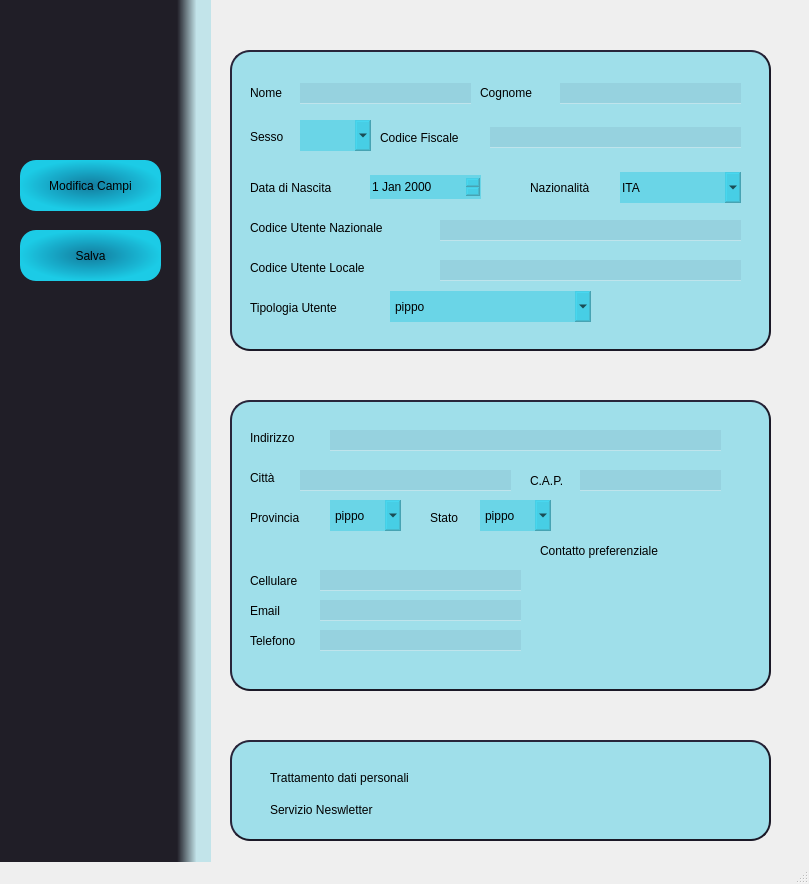
Before: the Qt Designer form designer/SchedaUtenteView/SchedaUtenteView.ui in begbaj/babelib, drawn with Qt 5.
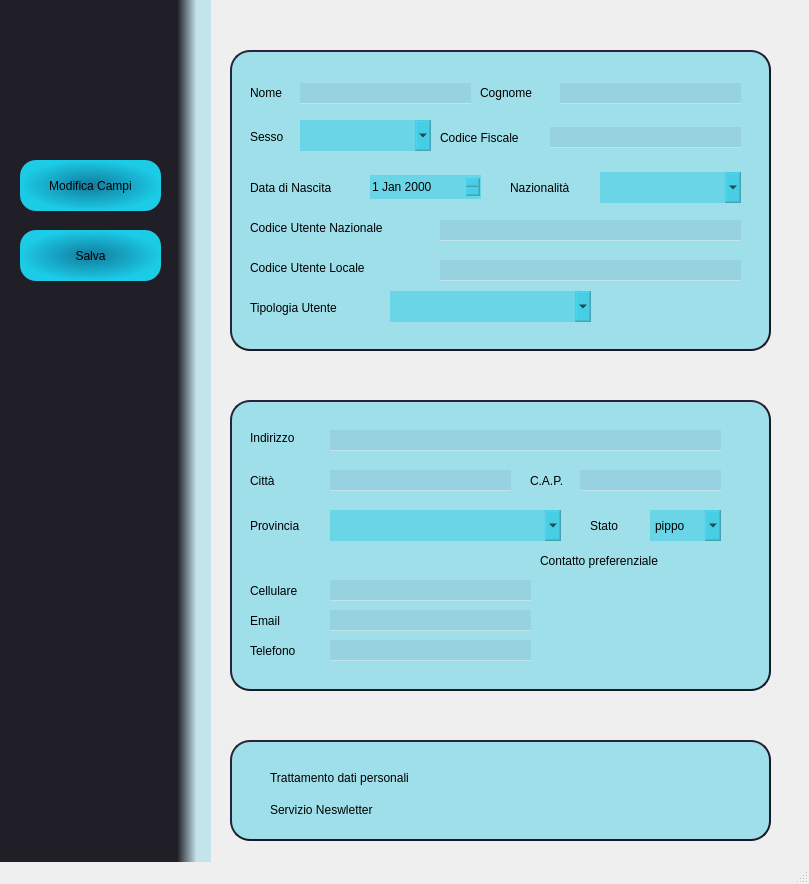
After: the same form once the commit is applied. Icons and pictures are not drawn.

Commit message: combo box aggiunte

```diff
--- a/designer/SchedaUtenteView/SchedaUtenteView.ui
+++ b/designer/SchedaUtenteView/SchedaUtenteView.ui
@@ -207,7 +207,7 @@
     <widget class="QLabel" name="natureLabel">
      <property name="geometry">
       <rect>
-       <x>150</x>
+       <x>210</x>
        <y>80</y>
        <width>111</width>
        <height>16</height>
@@ -263,7 +263,7 @@
       <rect>
        <x>70</x>
        <y>70</y>
-       <width>71</width>
+       <width>131</width>
        <height>31</height>
       </rect>
      </property>
@@ -274,6 +274,11 @@
      <property name="editable">
       <bool>true</bool>
      </property>
+     <item>
+      <property name="text">
+       <string/>
+      </property>
+     </item>
     </widget>
     <widget class="QLineEdit" name="nameField">
      <property name="geometry">
@@ -331,9 +336,9 @@
     <widget class="QLineEdit" name="fiscalcodeField">
      <property name="geometry">
       <rect>
-       <x>260</x>
+       <x>320</x>
        <y>77</y>
-       <width>251</width>
+       <width>191</width>
        <height>21</height>
       </rect>
      </property>
@@ -479,7 +484,7 @@
     <widget class="QLabel" name="dateLabel_2">
      <property name="geometry">
       <rect>
-       <x>300</x>
+       <x>280</x>
        <y>130</y>
        <width>81</width>
        <height>16</height>
@@ -497,9 +502,9 @@
     <widget class="QComboBox" name="nationBox">
      <property name="geometry">
       <rect>
-       <x>390</x>
+       <x>370</x>
        <y>122</y>
-       <width>121</width>
+       <width>141</width>
        <height>31</height>
       </rect>
      </property>
@@ -512,57 +517,7 @@
      </property>
      <item>
       <property name="text">
-       <string>ITA</string>
-      </property>
-     </item>
-     <item>
-      <property name="text">
-       <string>DEU</string>
-      </property>
-     </item>
-     <item>
-      <property name="text">
-       <string>FRA</string>
-      </property>
-     </item>
-     <item>
-      <property name="text">
-       <string>IRL</string>
-      </property>
-     </item>
-     <item>
-      <property name="text">
-       <string>NLD</string>
-      </property>
-     </item>
-     <item>
-      <property name="text">
-       <string>PRT</string>
-      </property>
-     </item>
-     <item>
-      <property name="text">
-       <string>RUS</string>
-      </property>
-     </item>
-     <item>
-      <property name="text">
-       <string>SMR</string>
-      </property>
-     </item>
-     <item>
-      <property name="text">
-       <string>ESP</string>
-      </property>
-     </item>
-     <item>
-      <property name="text">
-       <string>GBR</string>
-      </property>
-     </item>
-     <item>
-      <property name="text">
-       <string>USA</string>
+       <string/>
       </property>
      </item>
     </widget>
@@ -599,7 +554,7 @@
      </property>
      <item>
       <property name="text">
-       <string>pippo</string>
+       <string/>
       </property>
      </item>
     </widget>
@@ -629,10 +584,10 @@
     <widget class="QLabel" name="positionLabel_2">
      <property name="geometry">
       <rect>
-       <x>200</x>
-       <y>110</y>
+       <x>360</x>
+       <y>116</y>
        <width>41</width>
-       <height>16</height>
+       <height>20</height>
       </rect>
      </property>
      <property name="styleSheet">
@@ -693,7 +648,7 @@
        <x>20</x>
        <y>70</y>
        <width>61</width>
-       <height>16</height>
+       <height>21</height>
       </rect>
      </property>
      <property name="styleSheet">
@@ -708,9 +663,9 @@
     <widget class="QLineEdit" name="cityField">
      <property name="geometry">
       <rect>
-       <x>70</x>
+       <x>100</x>
        <y>70</y>
-       <width>211</width>
+       <width>181</width>
        <height>21</height>
       </rect>
      </property>
@@ -777,9 +732,9 @@
      <property name="geometry">
       <rect>
        <x>20</x>
-       <y>110</y>
+       <y>115</y>
        <width>71</width>
-       <height>16</height>
+       <height>21</height>
       </rect>
      </property>
      <property name="styleSheet">
@@ -795,8 +750,8 @@
      <property name="geometry">
       <rect>
        <x>100</x>
-       <y>100</y>
-       <width>71</width>
+       <y>110</y>
+       <width>231</width>
        <height>31</height>
       </rect>
      </property>
@@ -806,7 +761,7 @@
      </property>
      <item>
       <property name="text">
-       <string>pippo</string>
+       <string/>
       </property>
      </item>
     </widget>
@@ -814,7 +769,7 @@
      <property name="geometry">
       <rect>
        <x>20</x>
-       <y>170</y>
+       <y>180</y>
        <width>71</width>
        <height>21</height>
       </rect>
@@ -832,7 +787,7 @@
      <property name="geometry">
       <rect>
        <x>20</x>
-       <y>200</y>
+       <y>210</y>
        <width>51</width>
        <height>21</height>
       </rect>
@@ -850,7 +805,7 @@
      <property name="geometry">
       <rect>
        <x>20</x>
-       <y>230</y>
+       <y>240</y>
        <width>71</width>
        <height>21</height>
       </rect>
@@ -867,8 +822,8 @@
     <widget class="QLineEdit" name="cellField">
      <property name="geometry">
       <rect>
-       <x>90</x>
-       <y>170</y>
+       <x>100</x>
+       <y>180</y>
        <width>201</width>
        <height>21</height>
       </rect>
@@ -892,8 +847,8 @@
     <widget class="QLineEdit" name="emailField">
      <property name="geometry">
       <rect>
-       <x>90</x>
-       <y>200</y>
+       <x>100</x>
+       <y>210</y>
        <width>201</width>
        <height>21</height>
       </rect>
@@ -917,8 +872,8 @@
     <widget class="QLineEdit" name="telephonField">
      <property name="geometry">
       <rect>
-       <x>90</x>
-       <y>230</y>
+       <x>100</x>
+       <y>240</y>
        <width>201</width>
        <height>21</height>
       </rect>
@@ -943,7 +898,7 @@
      <property name="geometry">
       <rect>
        <x>380</x>
-       <y>170</y>
+       <y>180</y>
        <width>100</width>
        <height>20</height>
       </rect>
@@ -963,7 +918,7 @@
      <property name="geometry">
       <rect>
        <x>380</x>
-       <y>200</y>
+       <y>210</y>
        <width>100</width>
        <height>20</height>
       </rect>
@@ -983,7 +938,7 @@
      <property name="geometry">
       <rect>
        <x>380</x>
-       <y>230</y>
+       <y>240</y>
        <width>100</width>
        <height>20</height>
       </rect>
@@ -1003,7 +958,7 @@
      <property name="geometry">
       <rect>
        <x>310</x>
-       <y>140</y>
+       <y>150</y>
        <width>161</width>
        <height>21</height>
       </rect>
@@ -1020,8 +975,8 @@
     <widget class="QComboBox" name="stateBox">
      <property name="geometry">
       <rect>
-       <x>250</x>
-       <y>100</y>
+       <x>420</x>
+       <y>110</y>
        <width>71</width>
        <height>31</height>
       </rect>
```
The commit also changes 6 other files.
